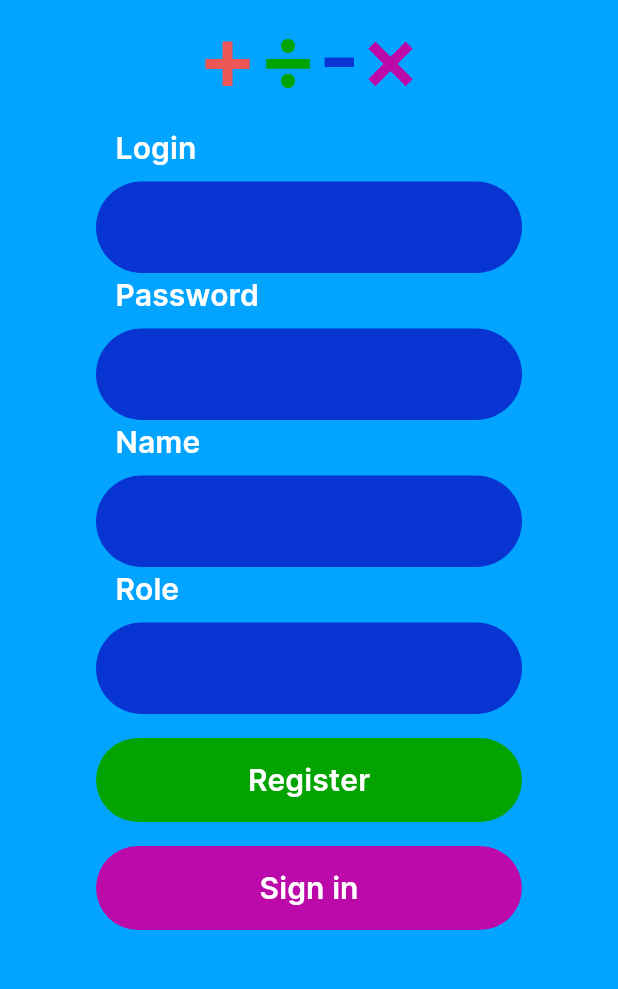
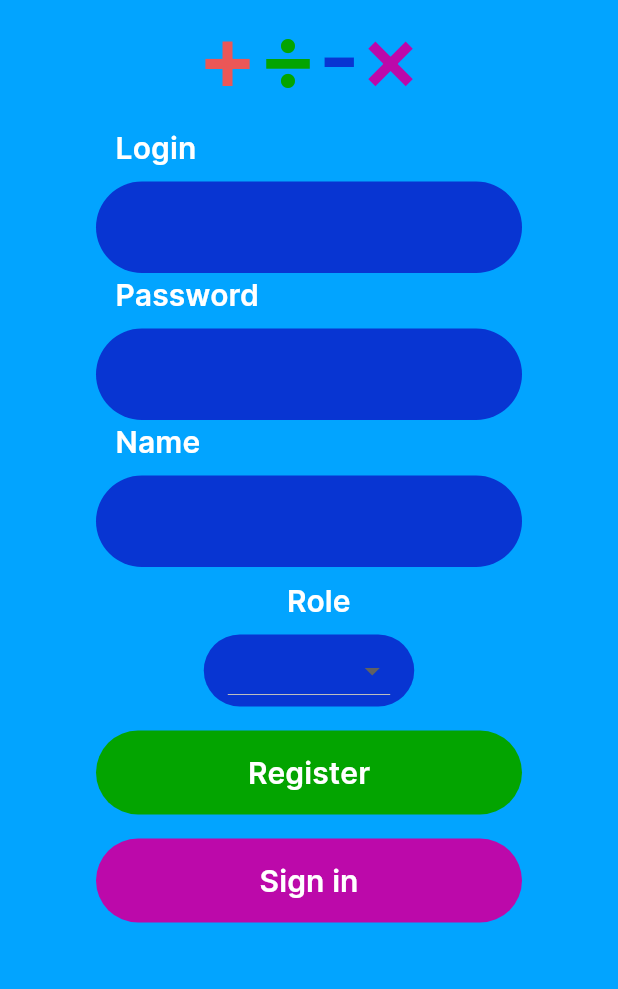
Before and after one commit to rolanos/alen, a Flutter app: the SingUpScreen screen opened by its route, on a phone screen of 412 x 824 dp, the part 207-1196 px from its top. Run offline on Flutter 3.47's test engine with Material 3 defaults, Android fonts, the phone set to English and light mode, and no system bars; our stand-ins replace bloc, firebase_auth, firebase_core, firebase_database, flutter_bloc, flutter_svg and 3 more; missing offline and left inert: qr_code_scanner; accounts and stored records are empty.

Commit message:
LogOut and DropDownButton

```diff
--- a/lib/core/router.dart
+++ b/lib/core/router.dart
@@ -30,6 +30,7 @@ GoRouter getRouter(BuildContext context) {
       ),
       GoRoute(
         path: '/sign_in',
+        name: 'sign_in',
         pageBuilder: (context, state) => buildAnimatedRouting(
           state,
           SignInScreen(),
--- a/lib/features/auth/view/bloc/auth_event.dart
+++ b/lib/features/auth/view/bloc/auth_event.dart
@@ -32,3 +32,5 @@ class UpdateData extends AuthEvent {
 
   UpdateData({required this.name, required this.role, this.completer});
 }
+
+class LogOut extends AuthEvent {}
--- a/lib/features/auth/view/sing_up_screen.dart
+++ b/lib/features/auth/view/sing_up_screen.dart
@@ -24,6 +24,10 @@ class _SingUpScreenState extends State<SingUpScreen> {
   late final TextEditingController nameController;
 
   late final TextEditingController roleController;
+
+  List<String> dropDownValues = ["Студент", "Учитель", "Гость"];
+
+  String? dropValue;
 
   @override
   void initState() {
@@ -90,9 +94,50 @@ class _SingUpScreenState extends State<SingUpScreen> {
                         titleText: 'Name',
                         controller: nameController,
                       ),
-                      InputContainer(
-                        titleText: 'Role',
-                        controller: roleController,
+                      const SizedBox(
+                        height: 8,
+                      ),
+                      Padding(
+                        padding: const EdgeInsets.only(left: 13.0),
+                        child: Text(
+                          "Role",
+                          style: Theme.of(context)
+                              .textTheme
+                              .titleSmall!
+                              .copyWith(color: Colors.white),
+                        ),
+                      ),
+                      const SizedBox(
+                        height: 8.0,
+                      ),
+                      Container(
+                        padding: const EdgeInsets.symmetric(
+                            horizontal: 16, vertical: 0),
+                        decoration: BoxDecoration(
+                          color: ColorsUi.blue,
+                          borderRadius: BorderRadius.circular(45.0),
+                        ),
+                        child: DropdownButton(
+                          value: dropValue,
+                          items: List<DropdownMenuItem<String>>.generate(
+                            dropDownValues.length,
+                            (index) => DropdownMenuItem<String>(
+                              value: dropDownValues[index],
+                              child: Text(
+                                dropDownValues[index],
+                                style: Theme.of(context)
+                                    .textTheme
+                                    .titleSmall!
+                                    .copyWith(color: Colors.white),
+                              ),
+                            ),
+                          ),
+                          onChanged: (val) {
+                            setState(() {
+                              dropValue = val ?? dropDownValues.first;
+                            });
+                          },
+                        ),
                       ),
                       const SizedBox(
                         height: 16,
@@ -106,7 +151,7 @@ class _SingUpScreenState extends State<SingUpScreen> {
                               email: emailController.text,
                               password: passwordController.text,
                               name: nameController.text.trim(),
-                              role: roleController.text.trim(),
+                              role: dropValue ?? dropDownValues.first,
                             ),
                           );
                         },
```
Also changed, not shown: lib/features/auth/view/bloc/auth_bloc.dart (+8 -0 lines), lib/features/profil/view/profil_screen.dart (+13 -1 lines).
